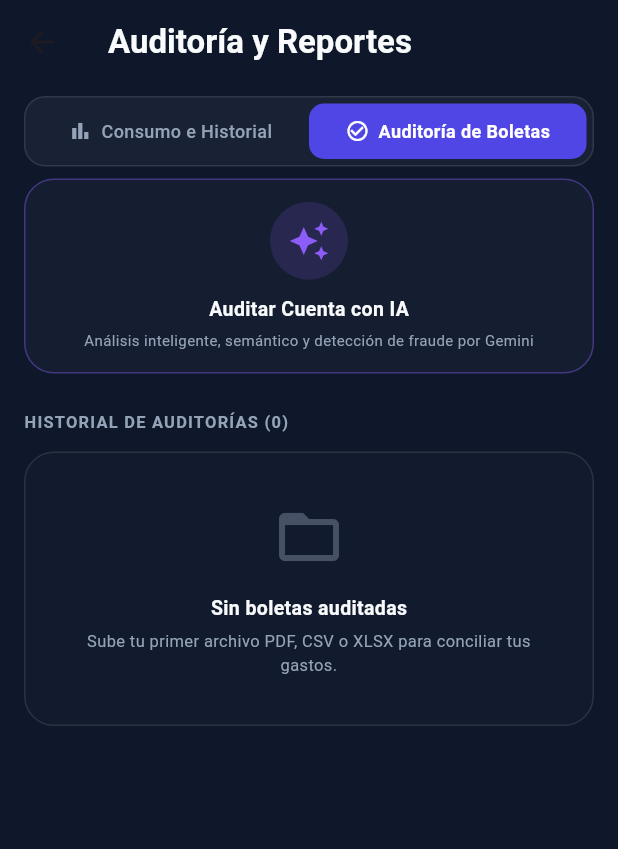
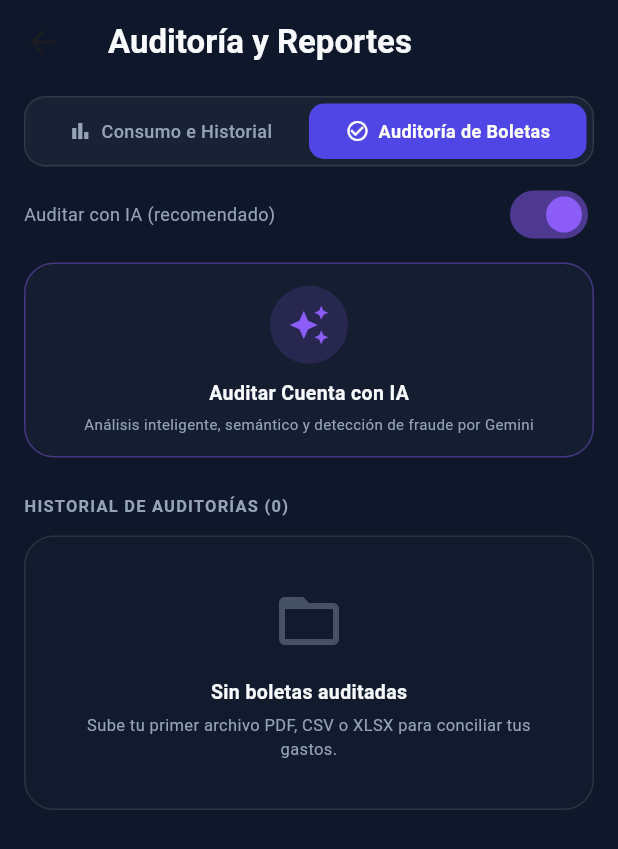
Before and after one commit to DiegoAbarza77/TagOK2.0, a Flutter app: the AuditScreen screen opened directly, after a tap on "Auditoría de Boletas", on a phone screen of 412 x 824 dp. Shown: the top 849 px of the screen. Run offline on Flutter 3.47's test engine with Material 3 defaults, Android fonts, the phone set to English and light mode, and no system bars; our stand-ins replace file_picker, flutter_dotenv, flutter_local_notifications, flutter_map, flutter_riverpod, geolocator and 6 more; missing offline and left inert: dart:html, excel, syncfusion_flutter_pdf; accounts and stored records are empty.

Commit message:
Corregir 2 regresiones de la migración a Supabase
- audit_screen.dart: _useAI volvió a ser un interruptor real (antes había
  quedado fijo en "true" durante la migración, dejando el switch de
  "Auditar con IA" / "Solo motor local" inerte en la UI).
- setup.bat: ya no crea archivos .env vacíos con un mensaje que dice
  "no necesitas .env" (eso era cierto en la versión con Firebase y claves
  embebidas en Base64; con Supabase la app sí necesita SUPABASE_URL/
  SUPABASE_ANON_KEY reales). Ahora genera una plantilla con instrucciones
  y valida con findstr que las credenciales estén completas antes de
  intentar ejecutar cualquiera de las dos apps, con un mensaje de error
  claro en vez de dejar que la app truene al iniciar.

```diff
--- a/Producto/tag_ok/lib/screens/audit_screen.dart
+++ b/Producto/tag_ok/lib/screens/audit_screen.dart
@@ -28,7 +28,7 @@ class _AuditScreenState extends State<AuditScreen> {
   // Subpestaña activa (0: Consumo e Historial, 1: Auditoría de Boletas)
   int _activeSubTab = 0;
   bool _isExtracting = false;
-  final bool _useAI = true;
+  bool _useAI = true;
 
   // Variables de Filtro (Subpestaña 1)
   String _selectedVehicle = 'Todos';
@@ -1983,6 +1983,26 @@ Instrucciones para redactar el "aiReport":
         return ListView(
           padding: const EdgeInsets.only(bottom: 24, left: 16, right: 16),
           children: [
+            // Interruptor: Auditar con IA vs. solo motor local (PDF/CSV/XLSX
+            // oficiales de Autopista Central, Costanera Norte, Vespucio Sur/Norte)
+            Row(
+              children: [
+                Expanded(
+                  child: Text(
+                    _useAI
+                        ? 'Auditar con IA (recomendado)'
+                        : 'Solo motor local (sin IA)',
+                    style: TextStyle(color: textMuted, fontSize: 12),
+                  ),
+                ),
+                Switch(
+                  value: _useAI,
+                  activeThumbColor: const Color(0xFF8B5CF6),
+                  onChanged: (val) => setState(() => _useAI = val),
+                ),
+              ],
+            ),
+            const SizedBox(height: 8),
             // Tarjeta de Carga de Archivos
             _buildUploadCard(),
             const SizedBox(height: 24),
```
Also changed, not shown: 1 other file.
